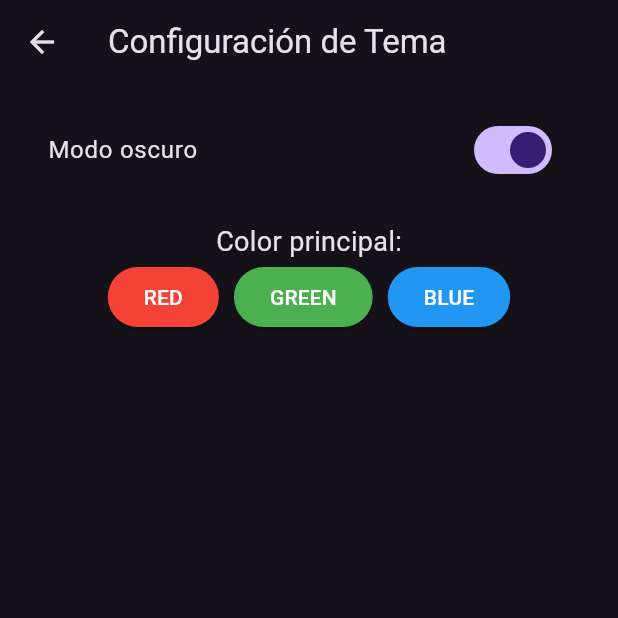
After one commit to TruSanGamer/Talleres-flutter, a Flutter app: the ThemeSettingsView screen opened directly, after a tap on "Modo oscuro", on a phone screen of 412 x 824 dp, the top half of it. The commit adds this screen. Run offline on Flutter 3.47's test engine with Material 3 defaults, Android fonts, the phone set to English and light mode, and no system bars; our stand-ins replace image_picker, shared_preferences; accounts and stored records are empty; network calls fail.

Commit message:
temas
se crea el feature y se agrega el modulo de cambiar tema

```diff
--- a/lib/establishment_form_view.dart
+++ b/lib/establishment_form_view.dart
@@ -1,4 +1,4 @@
-import 'dart:convert';
+//import 'dart:convert';
 import 'dart:io';
 import 'package:flutter/material.dart';
 import 'package:http/http.dart' as http;
--- a/lib/main.dart
+++ b/lib/main.dart
@@ -5,9 +5,17 @@ import 'heavy_task_view.dart';
 import 'student_list_view.dart';
 import 'login_view.dart';
 import 'auth_service.dart';
+import 'package:provider/provider.dart';
+import 'theme_provider.dart';
 
-void main() {
-  runApp(const MyApp());
+void main() async {
+  WidgetsFlutterBinding.ensureInitialized();
+  final themeProvider = ThemeProvider();
+  await themeProvider.loadPreferences();
+
+  runApp(
+    ChangeNotifierProvider(create: (_) => themeProvider, child: const MyApp()),
+  );
 }
 
 class MyApp extends StatelessWidget {
@@ -15,21 +23,24 @@ class MyApp extends StatelessWidget {
 
   @override
   Widget build(BuildContext context) {
+    final themeProvider = Provider.of<ThemeProvider>(context);
+
     return MaterialApp(
       debugShowCheckedModeBanner: false,
       title: 'Flutter Navegación',
+      themeMode: themeProvider.themeMode,
       theme: ThemeData(
-        colorScheme: ColorScheme.fromSeed(seedColor: Colors.deepPurple),
+        colorScheme: ColorScheme.fromSeed(
+          seedColor: themeProvider.primaryColor,
+        ),
         useMaterial3: true,
       ),
-
+      darkTheme: ThemeData.dark(useMaterial3: true),
       home: FutureBuilder<bool>(
         future: AuthService.isLoggedIn(),
         builder: (context, snapshot) {
           if (!snapshot.hasData) {
-            return const Scaffold(
-              body: Center(child: CircularProgressIndicator()),
-            );
+            return const Center(child: CircularProgressIndicator());
           }
           return snapshot.data! ? const MyHomePage() : const LoginView();
         },
--- /dev/null
+++ b/lib/theme_provider.dart
@@ -0,0 +1,47 @@
+import 'package:flutter/material.dart';
+import 'package:shared_preferences/shared_preferences.dart';
+
+class ThemeProvider extends ChangeNotifier {
+  ThemeMode _themeMode = ThemeMode.light;
+  MaterialColor _primaryColor = Colors.deepPurple;
+
+  ThemeMode get themeMode => _themeMode;
+  MaterialColor get primaryColor => _primaryColor;
+
+  Future<void> loadPreferences() async {
+    final prefs = await SharedPreferences.getInstance();
+    final isDark = prefs.getBool('isDark') ?? false;
+    final color = prefs.getString('primaryColor') ?? 'deepPurple';
+
+    _themeMode = isDark ? ThemeMode.dark : ThemeMode.light;
+    _primaryColor = _mapStringToColor(color);
+    notifyListeners();
+  }
+
+  void toggleTheme(bool isDark) async {
+    final prefs = await SharedPreferences.getInstance();
+    _themeMode = isDark ? ThemeMode.dark : ThemeMode.light;
+    await prefs.setBool('isDark', isDark);
+    notifyListeners();
+  }
+
+  void setPrimaryColor(String colorKey) async {
+    final prefs = await SharedPreferences.getInstance();
+    _primaryColor = _mapStringToColor(colorKey);
+    await prefs.setString('primaryColor', colorKey);
+    notifyListeners();
+  }
+
+  MaterialColor _mapStringToColor(String key) {
+    switch (key) {
+      case 'red':
+        return Colors.red;
+      case 'green':
+        return Colors.green;
+      case 'blue':
+        return Colors.blue;
+      default:
+        return Colors.deepPurple;
+    }
+  }
+}
--- /dev/null
+++ b/lib/theme_settings_view.dart
@@ -0,0 +1,47 @@
+import 'package:flutter/material.dart';
+import 'package:provider/provider.dart';
+import 'theme_provider.dart';
+
+class ThemeSettingsView extends StatelessWidget {
+  const ThemeSettingsView({super.key});
+
+  @override
+  Widget build(BuildContext context) {
+    final themeProvider = Provider.of<ThemeProvider>(context);
+
+    return Scaffold(
+      appBar: AppBar(title: const Text("Configuración de Tema")),
+      body: Padding(
+        padding: const EdgeInsets.all(16),
+        child: Column(
+          children: [
+            SwitchListTile(
+              title: const Text("Modo oscuro"),
+              value: themeProvider.themeMode == ThemeMode.dark,
+              onChanged: (val) => themeProvider.toggleTheme(val),
+            ),
+            const SizedBox(height: 20),
+            const Text("Color principal:", style: TextStyle(fontSize: 18)),
+            Wrap(
+              spacing: 10,
+              children: [
+                _colorButton(context, 'red', Colors.red),
+                _colorButton(context, 'green', Colors.green),
+                _colorButton(context, 'blue', Colors.blue),
+              ],
+            ),
+          ],
+        ),
+      ),
+    );
+  }
+
+  Widget _colorButton(BuildContext context, String label, MaterialColor color) {
+    final themeProvider = Provider.of<ThemeProvider>(context, listen: false);
+    return ElevatedButton(
+      style: ElevatedButton.styleFrom(backgroundColor: color),
+      onPressed: () => themeProvider.setPrimaryColor(label),
+      child: Text(label.toUpperCase(), style: const TextStyle(color: Colors.white)),
+    );
+  }
+}
--- a/pubspec.yaml
+++ b/pubspec.yaml
@@ -33,6 +33,7 @@ dependencies:
   http: ^0.13.6
   shared_preferences: ^2.2.2
   image_picker: ^1.0.4
+  provider: ^6.1.2
 
 
   # The following adds the Cupertino Icons font to your application.
```
Also changed, not shown: lib/my_home_page.dart (+19 -9 lines), pubspec.lock, 2 other files.
